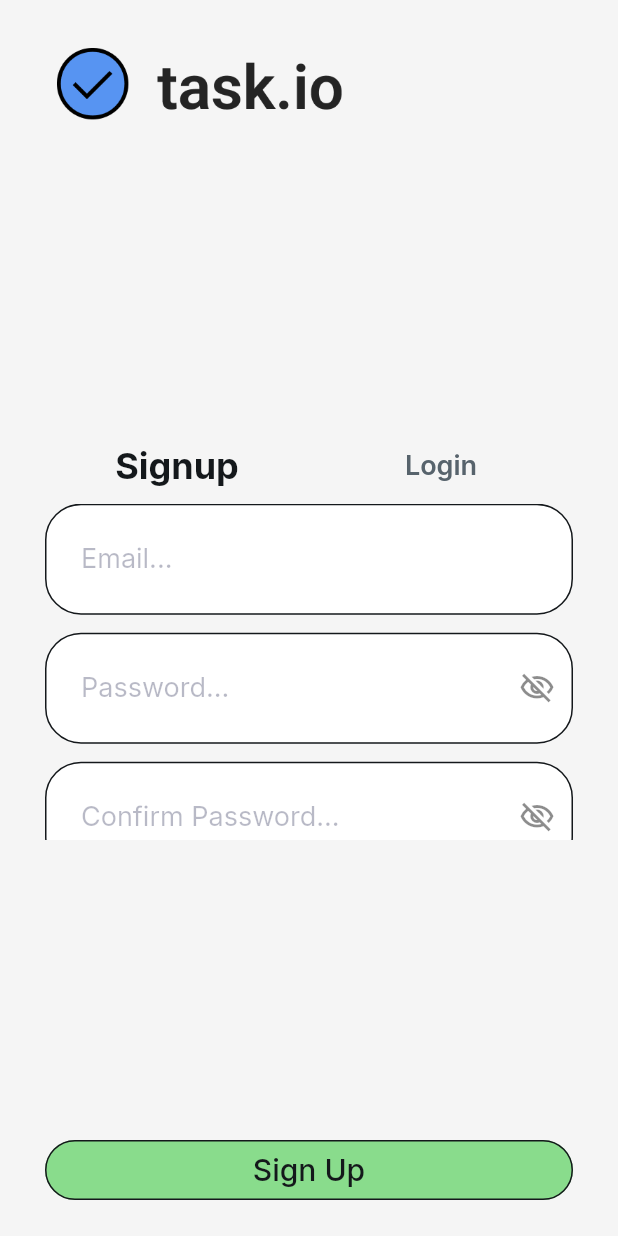
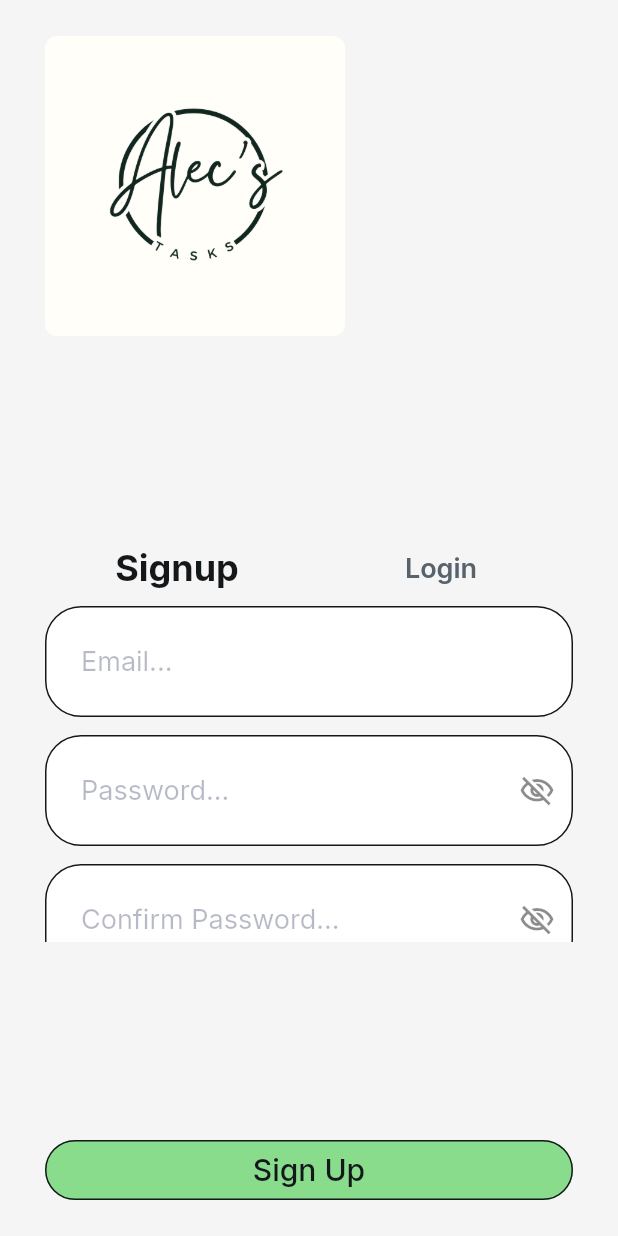
Before and after one commit to alecdel/TodoApp-FlutterFlow, a Flutter app: the screen it shows after launch, on a phone screen of 412 x 824 dp. Run offline on Flutter 3.47's test engine with Material 3 defaults, Android fonts, the phone set to English and light mode, and no system bars; drawn by our look-alikes of auto_size_text; our stand-ins replace cloud_firestore, easy_debounce, file_picker, firebase_auth, firebase_core, firebase_storage and 12 more; missing offline and left inert: json_path, mime_type; accounts and stored records are empty.

```diff
--- a/lib/login/login_widget.dart
+++ b/lib/login/login_widget.dart
@@ -82,7 +82,7 @@ class _LoginWidgetState extends State<LoginWidget>
                     ClipRRect(
                       borderRadius: BorderRadius.circular(8.0),
                       child: Image.asset(
-                        'assets/images/Group_7.png',
+                        'assets/images/Alecs.png',
                         width: 200.0,
                         fit: BoxFit.contain,
                       ),
```
Also changed, not shown: assets/images/Alecs.png (added), assets/images/Group_7.png (deleted), 1 other file.
